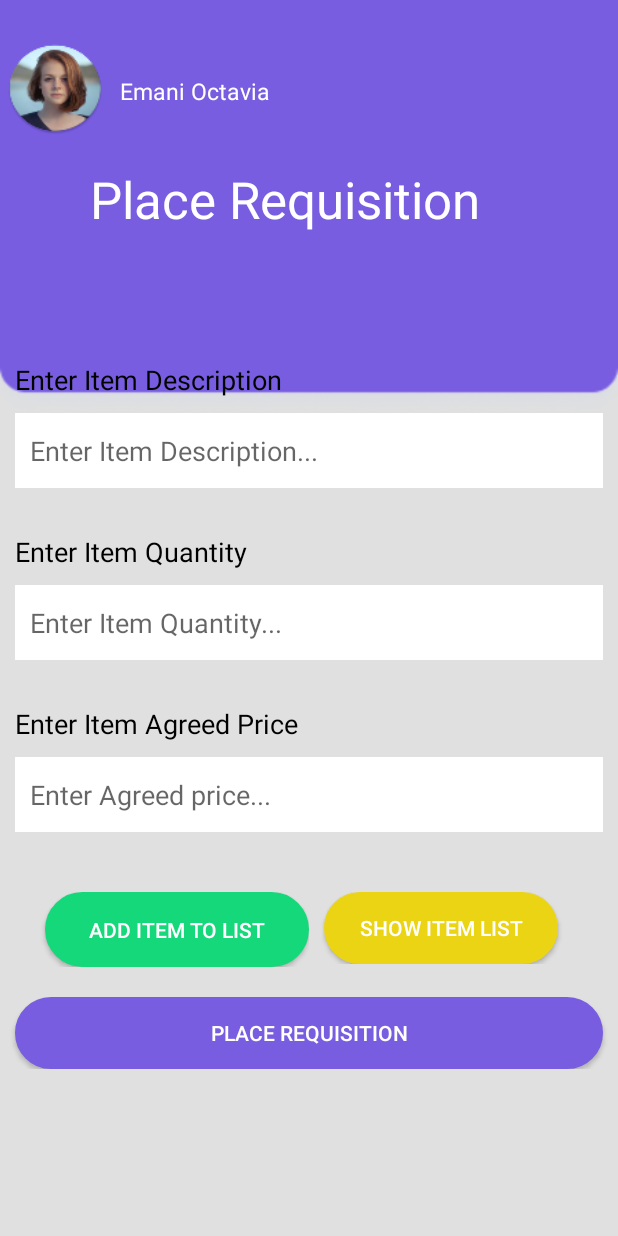
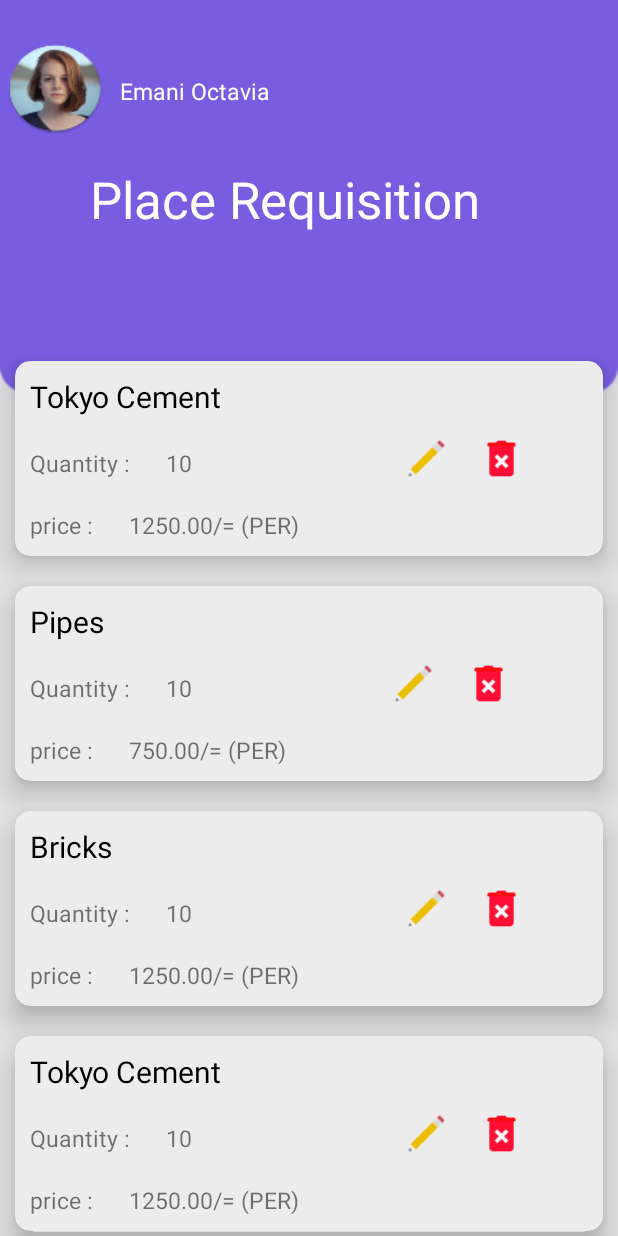
Before and after one commit to ravindukariyapperuma/Construction-Mobile-App, an Android app: the screen it shows after launch (MainActivity before the commit, itemList after it), on a phone screen of 412 x 824 dp. Run offline under Robolectric (Android 15) with nearby library versions, the phone set to English and light mode, and no system bars.

Commit message:
place requisition list created

```diff
--- a/app/build.gradle
+++ b/app/build.gradle
@@ -30,5 +30,7 @@ dependencies {
     testImplementation 'junit:junit:4.12'
     androidTestImplementation 'androidx.test.ext:junit:1.1.2'
     androidTestImplementation 'androidx.test.espresso:espresso-core:3.3.0'
+    //noinspection GradleCompatible
+    implementation 'com.android.support:design:28.0.0'
 
 }
--- /dev/null
+++ b/app/src/main/java/com/example/requisitionandapproval/Approve_Requisition.java
@@ -0,0 +1,14 @@
+package com.example.requisitionandapproval;
+
+import androidx.appcompat.app.AppCompatActivity;
+
+import android.os.Bundle;
+
+public class Approve_Requisition extends AppCompatActivity {
+
+    @Override
+    protected void onCreate(Bundle savedInstanceState) {
+        super.onCreate(savedInstanceState);
+        setContentView(R.layout.activity_approve__requisition);
+    }
+}
--- /dev/null
+++ b/app/src/main/java/com/example/requisitionandapproval/Itemcls.java
@@ -0,0 +1,58 @@
+package com.example.requisitionandapproval;
+
+public class Itemcls {
+
+    private String ItName ;
+    private String qty;
+    private String price;
+    private Integer editbtn;
+    private Integer deleteBtn;
+
+    public Itemcls(String itName, String qty, String price, Integer editbtn, Integer deleteBtn) {
+        ItName = itName;
+        this.qty = qty;
+        this.price = price;
+        this.editbtn = editbtn;
+        this.deleteBtn = deleteBtn;
+    }
+
+    public String getItName() {
+        return ItName;
+    }
+
+    public void setItName(String itName) {
+        ItName = itName;
+    }
+
+    public String getQty() {
+        return qty;
+    }
+
+    public void setQty(String qty) {
+        this.qty = qty;
+    }
+
+    public String getPrice() {
+        return price;
+    }
+
+    public void setPrice(String price) {
+        this.price = price;
+    }
+
+    public Integer getEditbtn() {
+        return editbtn;
+    }
+
+    public void setEditbtn(Integer editbtn) {
+        this.editbtn = editbtn;
+    }
+
+    public Integer getDeleteBtn() {
+        return deleteBtn;
+    }
+
+    public void setDeleteBtn(Integer deleteBtn) {
+        this.deleteBtn = deleteBtn;
+    }
+}
--- /dev/null
+++ b/app/src/main/java/com/example/requisitionandapproval/itemAdapter.java
@@ -0,0 +1,86 @@
+package com.example.requisitionandapproval;
+
+import android.content.Context;
+import android.view.LayoutInflater;
+import android.view.View;
+import android.view.ViewGroup;
+import android.widget.Button;
+import android.widget.ImageView;
+import android.widget.TextView;
+import android.widget.Toast;
+
+import androidx.annotation.NonNull;
+import androidx.recyclerview.widget.RecyclerView;
+
+public class itemAdapter extends RecyclerView.Adapter<itemAdapter.ViewHolder> {
+
+    Itemcls[] itemcls;
+    Context context;
+
+    public itemAdapter(Itemcls[] itemcls, itemList activity) {
+       this.itemcls = itemcls;
+       this.context =activity;
+
+    }
+
+    @NonNull
+    @Override
+    public ViewHolder onCreateViewHolder(@NonNull ViewGroup parent, int viewType) {
+
+        LayoutInflater layoutInflater = LayoutInflater.from(parent.getContext());
+        View view = layoutInflater.inflate(R.layout.items_lists,parent,false);
+        ViewHolder viewHolder = new ViewHolder(view);
+
+
+        return viewHolder;
+    }
+
+    @Override
+    public void onBindViewHolder(@NonNull ViewHolder holder, int position) {
+
+        final Itemcls itemclsList = itemcls[position];
+        holder.ItemName.setText(itemclsList.getItName());
+        holder.Qty.setText(itemclsList.getQty());
+        holder.PriceperItem.setText(itemclsList.getPrice());
+        holder.edit.setImageResource(itemclsList.getEditbtn());
+        holder.delete.setImageResource(itemclsList.getDeleteBtn());
+
+
+        holder.itemView.setOnClickListener(new View.OnClickListener() {
+            @Override
+            public void onClick(View v) {
+                Toast.makeText(context,itemclsList.getItName(),Toast.LENGTH_SHORT).show();
+            }
+        });
+    }
+
+    @Override
+    public int getItemCount() {
+        return itemcls.length;
+    }
+
+    public class ViewHolder extends RecyclerView.ViewHolder{
+
+        TextView ItemName;
+        TextView Qty;
+        TextView PriceperItem;
+        ImageView edit;
+        ImageView delete;
+
+
+
+
+
+        public ViewHolder(@NonNull View itemView) {
+            super(itemView);
+
+            ItemName = itemView.findViewById(R.id.itemName);
+            Qty = itemView.findViewById(R.id.qty);
+            PriceperItem = itemView.findViewById(R.id.priceperItem);
+            edit = itemView.findViewById(R.id.editBtn);
+            delete = itemView.findViewById(R.id.deleteBtn);
+
+
+        }
+    }
+}
--- /dev/null
+++ b/app/src/main/java/com/example/requisitionandapproval/itemList.java
@@ -0,0 +1,34 @@
+package com.example.requisitionandapproval;
+
+import androidx.appcompat.app.AppCompatActivity;
+import androidx.recyclerview.widget.LinearLayoutManager;
+import androidx.recyclerview.widget.RecyclerView;
+
+import android.os.Bundle;
+import android.widget.Toast;
+
+public class itemList extends AppCompatActivity {
+
+    @Override
+    protected void onCreate(Bundle savedInstanceState) {
+        super.onCreate(savedInstanceState);
+        setContentView(R.layout.activity_item_list);
+
+        RecyclerView recyclerView = findViewById(R.id.recyclerView);
+        recyclerView.setHasFixedSize(true);
+        recyclerView.setLayoutManager(new LinearLayoutManager(this));
+
+        Itemcls[] itemcls = new Itemcls[]{
+                new Itemcls("Tokyo Cement","10","1250.00/= (PER)", R.drawable.edit, R.drawable.delete),
+                new Itemcls("Pipes","10","750.00/= (PER)", R.drawable.edit, R.drawable.delete),
+                new Itemcls("Bricks","10","1250.00/= (PER)", R.drawable.edit, R.drawable.delete),
+                new Itemcls("Tokyo Cement","10","1250.00/= (PER)", R.drawable.edit, R.drawable.delete)
+
+
+        };
+        itemAdapter adapter= new itemAdapter(itemcls,itemList.this);
+        recyclerView.setAdapter(adapter);
+
+
+    }
+}
--- /dev/null
+++ b/app/src/main/java/com/example/requisitionandapproval/test1.java
@@ -0,0 +1,32 @@
+package com.example.requisitionandapproval;
+
+import androidx.appcompat.app.AppCompatActivity;
+import androidx.recyclerview.widget.LinearLayoutManager;
+import androidx.recyclerview.widget.RecyclerView;
+
+import android.os.Bundle;
+
+public class test1 extends AppCompatActivity {
+
+    @Override
+    protected void onCreate(Bundle savedInstanceState) {
+        super.onCreate(savedInstanceState);
+        setContentView(R.layout.activity_test1);
+
+//        RecyclerView recyclerView = findViewById(R.id.recyclerView1);
+//        recyclerView.setHasFixedSize(false);
+//        recyclerView.setLayoutManager(new LinearLayoutManager(this));
+//
+//        Itemcls[] itemcls = new Itemcls[]{
+//                new Itemcls("Tokyo Cement",10,"1250.00/= (PER)", R.drawable.edit, R.drawable.delete),
+//                new Itemcls("Pipes",10,"750.00/= (PER)", R.drawable.edit, R.drawable.delete),
+//                new Itemcls("Bricks",10,"1250.00/= (PER)", R.drawable.edit, R.drawable.delete),
+//                new Itemcls("Tokyo Cement",10,"1250.00/= (PER)", R.drawable.edit, R.drawable.delete)
+//
+//
+//        };
+//        itemAdapter adapter= new itemAdapter(itemcls,test1.this);
+//        recyclerView.setAdapter(adapter);
+
+    }
+}
--- /dev/null
+++ b/app/src/main/res/layout/activity_approve__requisition.xml
@@ -0,0 +1,9 @@
+<?xml version="1.0" encoding="utf-8"?>
+<androidx.constraintlayout.widget.ConstraintLayout xmlns:android="http://schemas.android.com/apk/res/android"
+    xmlns:app="http://schemas.android.com/apk/res-auto"
+    xmlns:tools="http://schemas.android.com/tools"
+    android:layout_width="match_parent"
+    android:layout_height="match_parent"
+    tools:context=".Approve_Requisition">
+
+</androidx.constraintlayout.widget.ConstraintLayout>
--- /dev/null
+++ b/app/src/main/res/layout/activity_item_list.xml
@@ -0,0 +1,74 @@
+
+    <LinearLayout
+        xmlns:android="http://schemas.android.com/apk/res/android"
+        xmlns:app="http://schemas.android.com/apk/res-auto"
+        xmlns:tools="http://schemas.android.com/tools"
+        android:layout_width="match_parent"
+        android:layout_height="match_parent"
+        android:orientation="vertical"
+        android:background="@drawable/background1"
+        tools:context=".MainActivity">
+
+        <RelativeLayout
+            android:layout_width="match_parent"
+            android:layout_height="wrap_content">
+
+            <ImageView
+                android:id="@+id/imageView2"
+                android:layout_width="66dp"
+                android:layout_height="62dp"
+                android:layout_marginStart="4dp"
+                android:layout_marginLeft="4dp"
+                android:layout_marginTop="28dp"
+                android:background="@mipmap/woman_round"
+                android:scaleType="fitXY"
+                app:layout_constraintStart_toStartOf="parent"
+                app:layout_constraintTop_toTopOf="parent" />
+
+
+            <TextView
+                android:id="@+id/textView"
+                android:layout_width="180dp"
+                android:layout_height="33dp"
+                android:layout_marginLeft="80dp"
+                android:layout_marginTop="50dp"
+                android:gravity="center_horizontal"
+                android:text="Emani Octavia"
+
+
+                android:textAlignment="textStart"
+                android:textColor="@android:color/white"
+                android:textSize="15dp"
+                app:layout_constraintEnd_toEndOf="parent"
+                app:layout_constraintHorizontal_bias="0.0"
+                app:layout_constraintStart_toEndOf="@+id/imageView2"
+                app:layout_constraintTop_toTopOf="parent" />
+
+        </RelativeLayout>
+
+
+        <TextView
+            android:layout_width="match_parent"
+            android:layout_height="wrap_content"
+
+            android:layout_marginLeft="60dp"
+            android:layout_marginTop="20dp"
+
+
+
+            android:text="Place Requisition"
+            android:textColor="@android:color/white"
+            android:textSize="34sp"
+
+            app:layout_constraintEnd_toEndOf="parent"
+            app:layout_constraintStart_toStartOf="parent"
+            app:layout_constraintTop_toBottomOf="@+id/textView" />
+
+        <androidx.recyclerview.widget.RecyclerView
+            android:id="@+id/recyclerView"
+            android:layout_width="match_parent"
+            android:layout_height="wrap_content"
+            android:paddingTop="75dp" />
+
+
+    </LinearLayout>
--- a/app/src/main/res/layout/activity_main.xml
+++ b/app/src/main/res/layout/activity_main.xml
@@ -1,4 +1,8 @@
 <?xml version="1.0" encoding="utf-8"?>
+<ScrollView
+    xmlns:android="http://schemas.android.com/apk/res/android"
+    android:layout_width="fill_parent"
+    android:layout_height="fill_parent">
 <LinearLayout xmlns:android="http://schemas.android.com/apk/res/android"
     xmlns:app="http://schemas.android.com/apk/res-auto"
     xmlns:tools="http://schemas.android.com/tools"
@@ -54,7 +58,7 @@
         android:layout_marginTop="20dp"
 
 
-        android:layout_marginRight="60dp"
+
         android:text="Place Requisition"
         android:textColor="@android:color/white"
         android:textSize="34sp"
@@ -67,7 +71,7 @@
         android:id="@+id/des"
         android:layout_width="match_parent"
         android:layout_height="wrap_content"
-        android:layout_marginTop="85dp"
+        android:layout_marginTop="100dp"
         android:layout_marginLeft="10dp"
         android:textSize="18dp"
         android:textColor="#000000"
@@ -102,7 +106,7 @@
         android:text="Enter Item Quantity" />
 
     <EditText
-        android:id="@+id/qty"
+        android:id="@+id/qty1"
         android:layout_width="match_parent"
         android:layout_height="50dp"
         android:ems="10"
@@ -204,8 +208,10 @@
         android:background="@drawable/place_button"
         android:layout_marginLeft="10dp"
         android:layout_marginRight="10dp"
+        android:layout_marginBottom="50dp"
 
         />
 </LinearLayout>
 
 </LinearLayout>
+</ScrollView>
--- /dev/null
+++ b/app/src/main/res/layout/activity_test1.xml
@@ -0,0 +1,23 @@
+<?xml version="1.0" encoding="utf-8"?>
+<androidx.constraintlayout.widget.ConstraintLayout xmlns:android="http://schemas.android.com/apk/res/android"
+    xmlns:app="http://schemas.android.com/apk/res-auto"
+    xmlns:tools="http://schemas.android.com/tools"
+    android:layout_width="match_parent"
+    android:layout_height="match_parent"
+    tools:context=".test1">
+
+    <androidx.recyclerview.widget.RecyclerView
+        android:id="@+id/recyclerView1"
+        android:layout_width="409dp"
+        android:layout_height="729dp"
+        android:layout_marginStart="1dp"
+        android:layout_marginLeft="1dp"
+        android:layout_marginTop="1dp"
+        android:layout_marginEnd="1dp"
+        android:layout_marginRight="1dp"
+        android:layout_marginBottom="1dp"
+        app:layout_constraintBottom_toBottomOf="parent"
+        app:layout_constraintEnd_toEndOf="parent"
+        app:layout_constraintStart_toStartOf="parent"
+        app:layout_constraintTop_toTopOf="parent" />
+</androidx.constraintlayout.widget.ConstraintLayout>
--- /dev/null
+++ b/app/src/main/res/layout/items_lists.xml
@@ -0,0 +1,147 @@
+<?xml version="1.0" encoding="utf-8"?>
+
+
+    <androidx.cardview.widget.CardView
+        xmlns:android="http://schemas.android.com/apk/res/android"
+        xmlns:app="http://schemas.android.com/apk/res-auto"
+        android:orientation="vertical"
+        android:layout_margin="10dp"
+        android:layout_height="wrap_content"
+        android:layout_width="match_parent"
+        app:cardElevation="10dp"
+        app:cardCornerRadius="10dp"
+        app:cardBackgroundColor="#ECECEC"
+        >
+        <LinearLayout
+            android:layout_width="match_parent"
+            android:layout_height="match_parent"
+            android:gravity="right"
+            android:orientation="horizontal">
+        <LinearLayout
+
+            android:layout_width="wrap_content"
+            android:layout_height="wrap_content"
+            android:orientation="vertical"
+
+            >
+
+            <TextView
+                android:id="@+id/itemName"
+                android:textFontWeight="2"
+                android:textColor="#000000"
+                android:textSize="20dp"
+                android:layout_width="match_parent"
+                android:layout_height="wrap_content"
+                android:layout_margin="10dp"
+                android:text="Tokyo Cement"
+                />
+        <LinearLayout
+
+            android:layout_width="match_parent"
+            android:layout_height="wrap_content"
+            android:orientation="horizontal"
+
+            >
+            <TextView
+                android:textFontWeight="2"
+
+                android:textSize="15dp"
+                android:layout_width="wrap_content"
+                android:layout_height="wrap_content"
+                android:layout_margin="10dp"
+                android:text="Quantity : "/>
+            <TextView
+                android:id="@+id/qty"
+                android:textFontWeight="2"
+
+                android:textSize="15dp"
+                android:layout_width="match_parent"
+                android:layout_height="wrap_content"
+                android:layout_margin="10dp"
+                android:text=" 10"/>
+        </LinearLayout>
+        <LinearLayout
+
+            android:layout_width="match_parent"
+            android:layout_height="wrap_content"
+            android:orientation="horizontal"
+
+            >
+            <TextView
+                android:textFontWeight="2"
+
+                android:textSize="15dp"
+                android:layout_width="wrap_content"
+                android:layout_height="wrap_content"
+                android:layout_margin="10dp"
+                android:text="price : "/>
+            <TextView
+                android:id="@+id/priceperItem"
+                android:textFontWeight="2"
+
+                android:textSize="15dp"
+                android:layout_width="wrap_content"
+                android:layout_height="wrap_content"
+                android:layout_margin="10dp"
+                android:text="1250.00 /= (PER)"/>
+
+        </LinearLayout>
+
+
+
+
+
+
+
+
+        </LinearLayout>
+
+        <LinearLayout
+            android:layout_width="match_parent"
+            android:layout_height="match_parent"
+
+            android:paddingTop="40dp"
+
+            android:orientation="horizontal"
+            >
+
+            <LinearLayout
+                android:layout_width="wrap_content"
+                android:layout_height="wrap_content"
+                android:paddingLeft="50dp"
+                android:orientation="horizontal">
+
+                <ImageView
+                    android:id="@+id/editBtn"
+                    android:layout_margin="10dp"
+                    android:src="@drawable/edit"
+                    android:layout_width="30dp"
+                    android:layout_height="30dp"/>
+
+
+
+
+            </LinearLayout>
+
+            <LinearLayout
+                android:layout_width="wrap_content"
+                android:layout_height="wrap_content"
+                android:orientation="horizontal">
+
+
+
+
+            <ImageView
+                android:id="@+id/deleteBtn"
+                android:layout_margin="10dp"
+                android:src="@drawable/delete"
+                android:layout_width="30dp"
+                android:layout_height="30dp" />
+
+            </LinearLayout>
+        </LinearLayout>
+
+</LinearLayout>
+
+
+    </androidx.cardview.widget.CardView>
```
Also changed, not shown: app/src/main/AndroidManifest.xml (+6 -2 lines), app/src/main/res/drawable-v24/delete.png (added), app/src/main/res/drawable-v24/edit.png (added).
